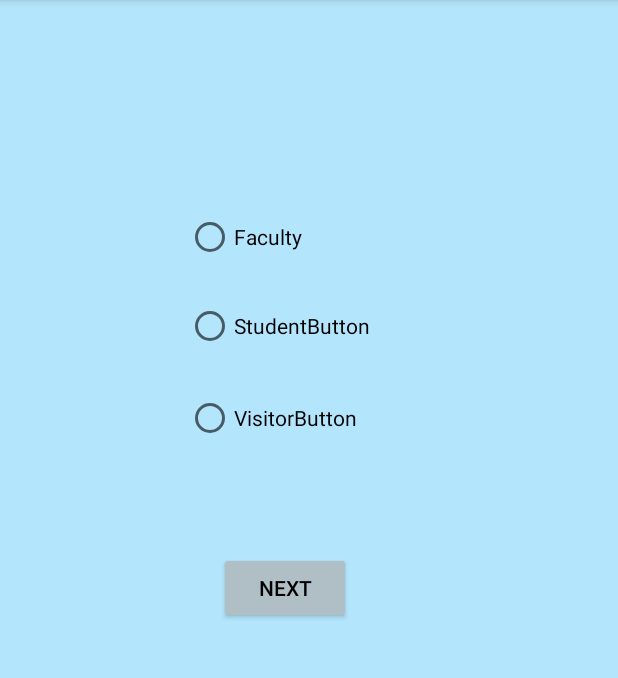
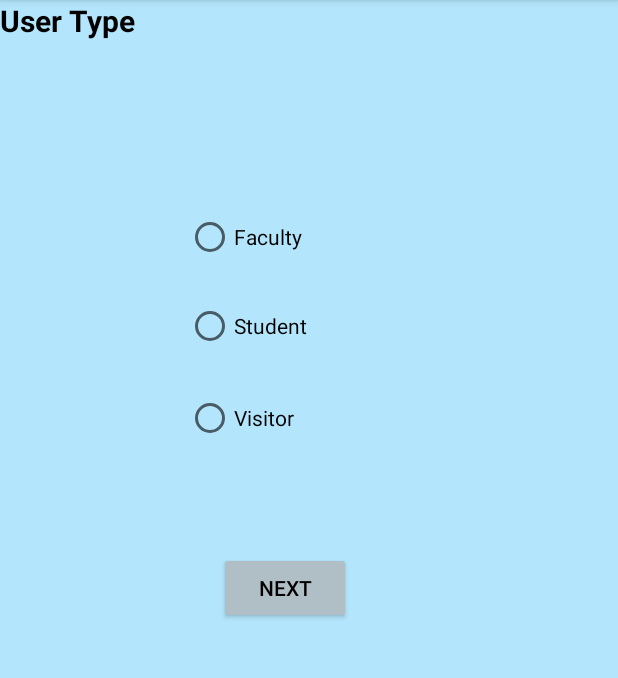
Before and after one commit to dheerajkrishna458/BookMyLotNWM, an Android app: the screen it shows after launch (MainActivity), after a tap on "SIGN IN", on a phone screen of 412 x 824 dp, the part 84-762 px from its top. Run offline under Robolectric (Android 15) with nearby library versions, the phone set to English and light mode, and no system bars.

Commit message:
Layouts updated
Layouts of reserve success,type and type of vehicle has been changed and re-designed.

```diff
--- a/app/src/main/res/layout/type.xml
+++ b/app/src/main/res/layout/type.xml
@@ -21,7 +21,7 @@
         android:layout_width="wrap_content"
         android:layout_height="wrap_content"
         android:layout_marginTop="27dp"
-        android:text="StudentButton"
+        android:text="Student"
         android:visibility="visible"
         app:layout_constraintStart_toStartOf="@id/FacultyButton"
         app:layout_constraintTop_toBottomOf="@+id/FacultyButton"
@@ -32,7 +32,7 @@
         android:layout_width="wrap_content"
         android:layout_height="wrap_content"
         android:layout_marginTop="29dp"
-        android:text="VisitorButton"
+        android:text="Visitor"
         app:layout_constraintStart_toStartOf="@id/StudentButton"
         app:layout_constraintTop_toBottomOf="@+id/StudentButton" />
 
@@ -48,4 +48,16 @@
         android:textColor="@color/black"
         app:layout_constraintStart_toStartOf="parent"
         app:layout_constraintTop_toBottomOf="@+id/VisitorButton" />
+
+    <TextView
+        android:id="@+id/textView2"
+        android:layout_width="wrap_content"
+        android:layout_height="wrap_content"
+        android:text="User Type"
+        android:textColor="@color/black"
+        android:textSize="20dp"
+        android:textStyle="bold"
+        tools:ignore="MissingConstraints"
+        tools:layout_editor_absoluteX="26dp"
+        tools:layout_editor_absoluteY="128dp" />
 </android.support.constraint.ConstraintLayout>
```
Also changed, not shown: app/src/main/res/layout/reservesuccess.xml (+13 -0 lines), app/src/main/res/layout/typeofvehicle.xml (+12 -0 lines).
